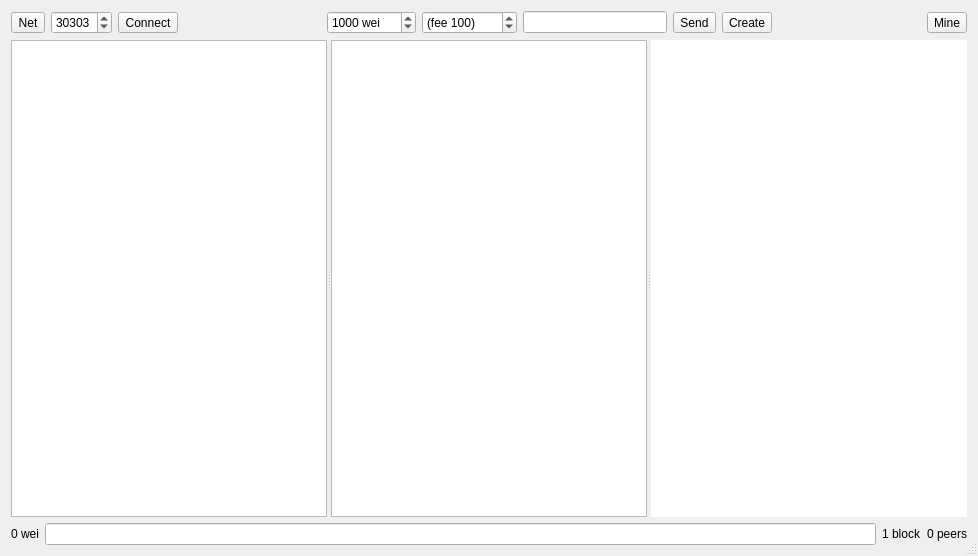
ethereum-mining/ethminer, file alephzero/Main.ui: the form before one commit.
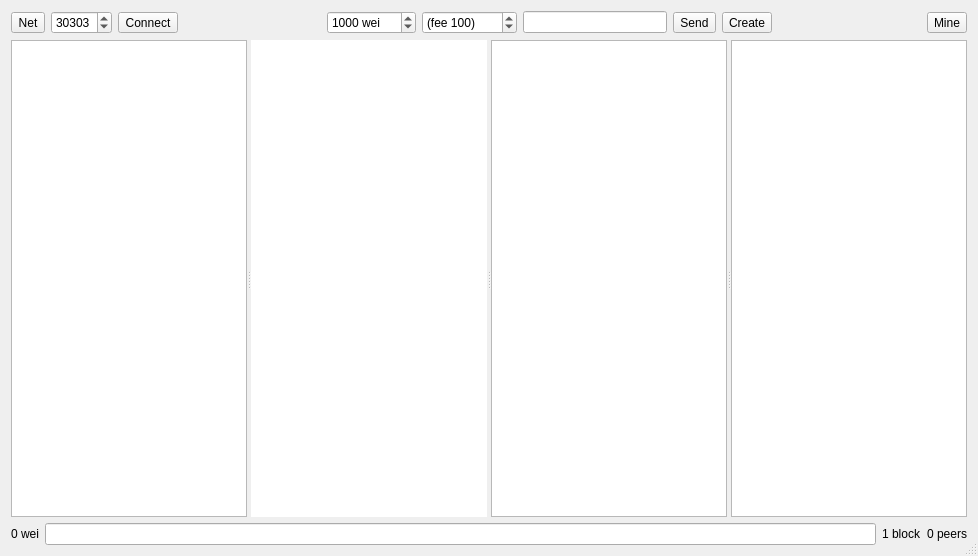
The form after the commit.

Diff of the .ui file:
```diff
--- a/alephzero/Main.ui
+++ b/alephzero/Main.ui
@@ -158,17 +158,14 @@
      <property name="orientation">
       <enum>Qt::Horizontal</enum>
      </property>
-     <widget class="QTextEdit" name="transactions">
-      <property name="readOnly">
-       <bool>true</bool>
-      </property>
-     </widget>
      <widget class="QListWidget" name="peers"/>
      <widget class="QListWidget" name="accounts">
       <property name="frameShape">
        <enum>QFrame::NoFrame</enum>
       </property>
      </widget>
+     <widget class="QListWidget" name="transactionQueue"/>
+     <widget class="QListWidget" name="transactions"/>
     </widget>
    </item>
    <item>
```
Left out of the diff: 2 changed lines with no effect on the pictures.
